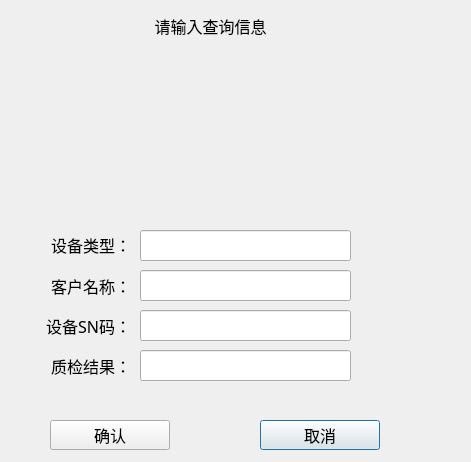
First picture: the form in MonitorPduTool/logs/logquerydlg/log_logquerydlg.ui, repository ChinaClever/PDU-MonitorTool, before the edit.
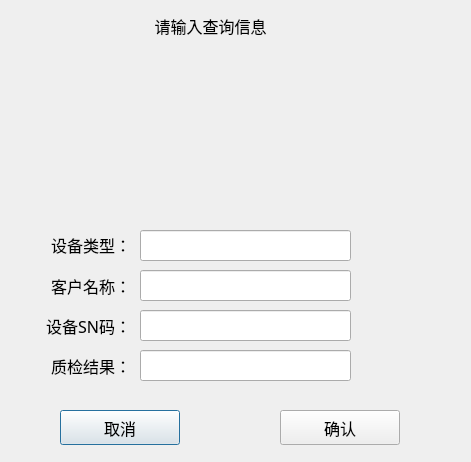
Second picture: the form after the edit.

Diff of the .ui file:
```diff
--- a/MonitorPduTool/logs/logquerydlg/log_logquerydlg.ui
+++ b/MonitorPduTool/logs/logquerydlg/log_logquerydlg.ui
@@ -63,10 +63,10 @@
   <widget class="QPushButton" name="quitBtn">
    <property name="geometry">
     <rect>
-     <x>260</x>
-     <y>420</y>
+     <x>60</x>
+     <y>410</y>
      <width>120</width>
-     <height>30</height>
+     <height>35</height>
     </rect>
    </property>
    <property name="font">
@@ -85,10 +85,10 @@
   <widget class="QPushButton" name="okBtn">
    <property name="geometry">
     <rect>
-     <x>50</x>
-     <y>420</y>
+     <x>280</x>
+     <y>410</y>
      <width>120</width>
-     <height>30</height>
+     <height>35</height>
     </rect>
    </property>
    <property name="font">
```
